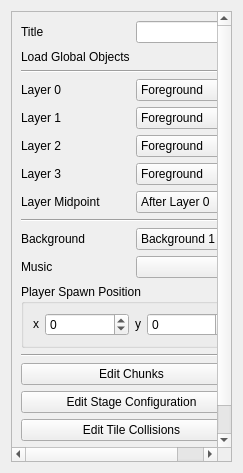
First picture: the form in RetroEDv2/tools/sceneproperties/sceneproperties.ui, repository RSDKModding/RetroED, before the edit.
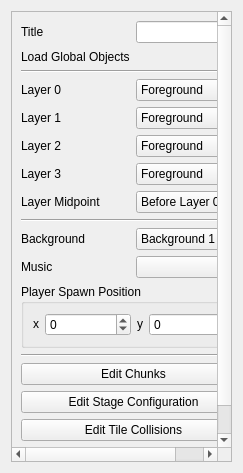
Second picture: the form after the edit.

What changed in the file:
```diff
--- a/RetroEDv2/tools/sceneproperties/sceneproperties.ui
+++ b/RetroEDv2/tools/sceneproperties/sceneproperties.ui
@@ -278,6 +278,11 @@
          <property name="toolTip">
           <string>&lt;html&gt;&lt;head/&gt;&lt;body&gt;&lt;p&gt;Minimum activr layer for tiles with &amp;quot;High&amp;quot; Visual Layer to be drawn on (tiles with &amp;quot;Low&amp;quot; Visual Layer wont be drawn)&lt;/p&gt;&lt;/body&gt;&lt;/html&gt;</string>
          </property>
+         <item>
+          <property name="text">
+           <string>Before Layer 0</string>
+          </property>
+         </item>
          <item>
           <property name="text">
            <string>After Layer 0</string>
```
Left out of the diff: 5 changed lines with no effect on the pictures.
